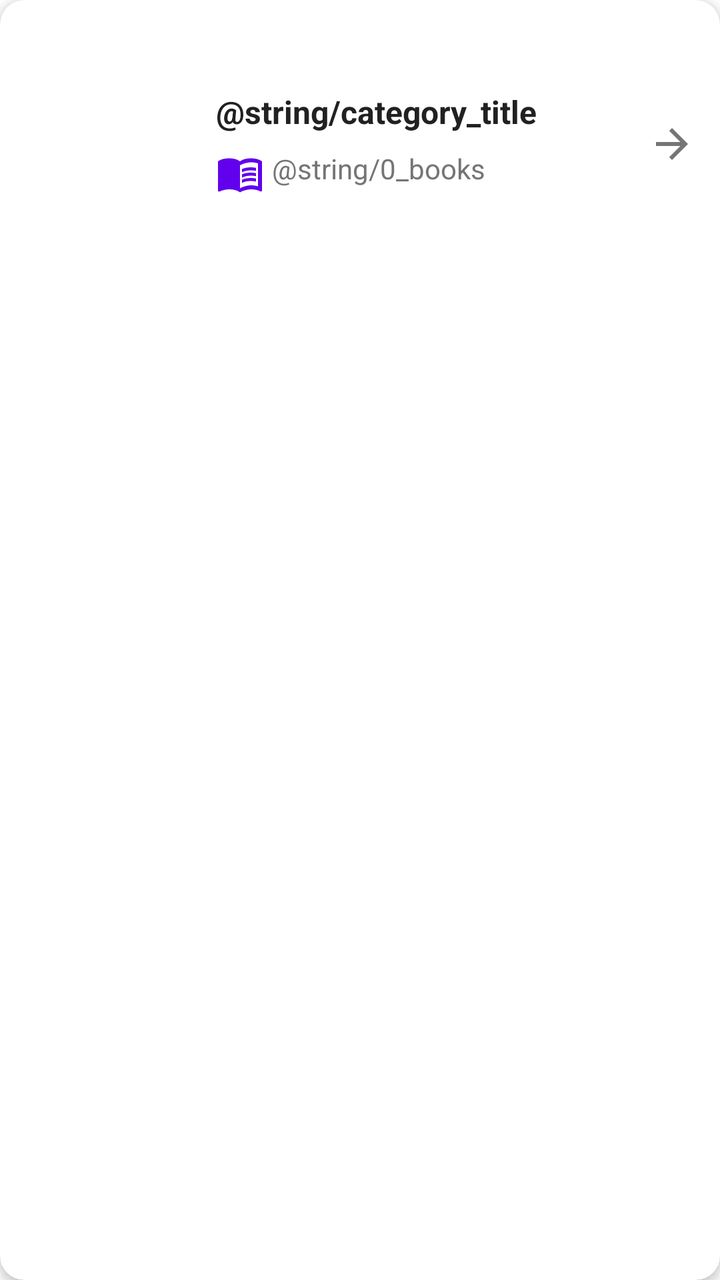
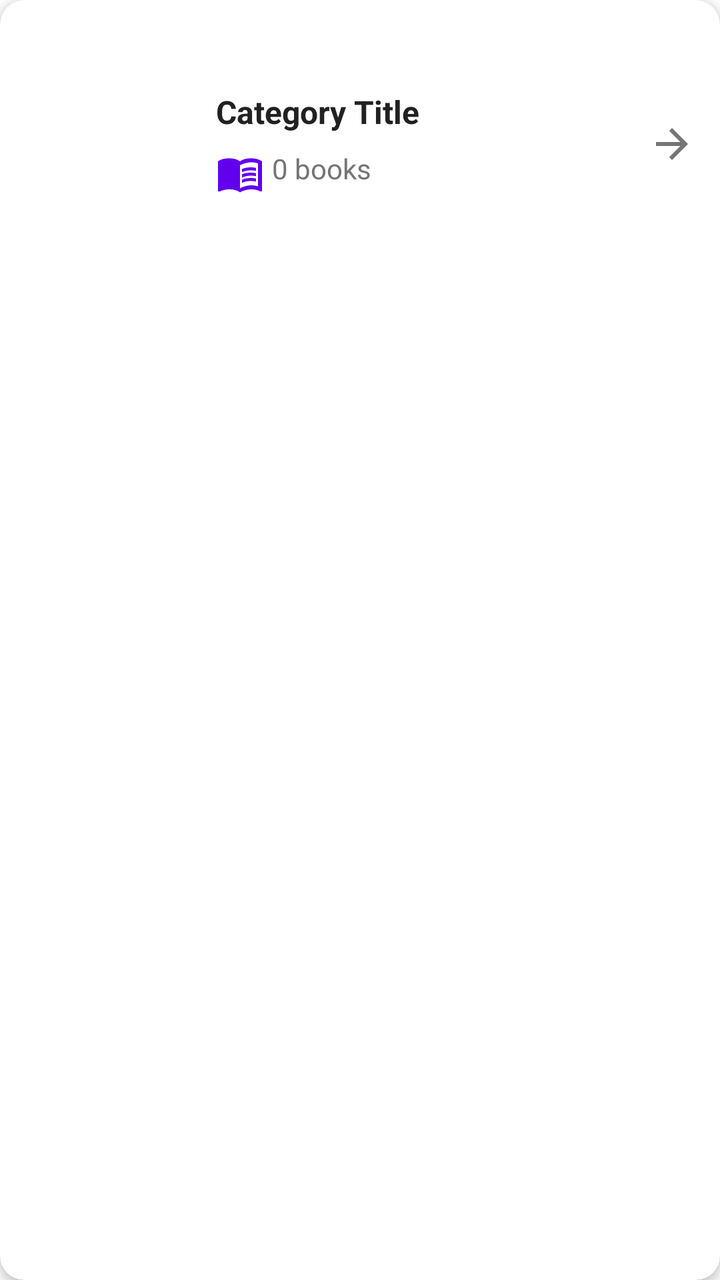

Screens rendered from an Android XML layout before and after an edit, with the pre-edit source and the edit as a unified diff.
<!-- AndroidManifest.xml: application theme Theme.MyApplication -->
<!-- res/layout/item_listopia.xml -->
<?xml version='1.0' encoding='utf-8'?>
<com.google.android.material.card.MaterialCardView xmlns:android="http://schemas.android.com/apk/res/android" xmlns:app="http://schemas.android.com/apk/res-auto" android:id="@+id/listopiaCard" android:layout_width="match_parent" android:layout_height="wrap_content" android:layout_margin="8dp" app:cardCornerRadius="12dp" app:cardElevation="3dp" android:clickable="true" android:focusable="true" android:foreground="?android:attr/selectableItemBackground">

    <LinearLayout android:layout_width="match_parent" android:layout_height="wrap_content" android:orientation="horizontal" android:padding="12dp">

        
        <com.google.android.material.card.MaterialCardView android:layout_width="80dp" android:layout_height="120dp" app:cardCornerRadius="8dp" app:cardElevation="0dp">

            <ImageView android:id="@+id/thumbnailImage" android:layout_width="match_parent" android:layout_height="match_parent" android:scaleType="centerCrop" android:contentDescription="Category thumbnail" />

        </com.google.android.material.card.MaterialCardView>

        
        <LinearLayout android:layout_width="0dp" android:layout_height="wrap_content" android:layout_weight="1" android:layout_marginStart="16dp" android:layout_gravity="center_vertical" android:orientation="vertical">

            <TextView android:id="@+id/categoryTitle" android:layout_width="match_parent" android:layout_height="wrap_content" android:text="@string/category_title" android:textColor="#212121" android:textSize="16sp" android:textStyle="bold" android:maxLines="3" android:ellipsize="end" />

            <TextView android:id="@+id/bookCount" android:layout_width="wrap_content" android:layout_height="wrap_content" android:layout_marginTop="8dp" android:text="@string/0_books" android:textColor="#757575" android:textSize="14sp" android:drawableStart="@drawable/ic_book_open" android:drawablePadding="4dp" android:drawableTint="@color/purple_500" />

        </LinearLayout>

        
        <ImageView android:layout_width="24dp" android:layout_height="24dp" android:layout_gravity="center_vertical" android:layout_marginStart="8dp" android:src="@drawable/ic_arrow_forward" android:tint="#757575" android:contentDescription="View category" />

    </LinearLayout>

</com.google.android.material.card.MaterialCardView>
<!-- resources referenced by this layout -->
<resources>
  <color name="purple_500">#FF6200EE</color>
  <!-- drawable ic_arrow_forward (drawable) -->
  <vector xmlns:android="http://schemas.android.com/apk/res/android"
      android:width="24dp" android:height="24dp"
      android:viewportWidth="24" android:viewportHeight="24">
      <path android:fillColor="#000000"
          android:pathData="M12,4l-1.41,1.41L16.17,11H4v2h12.17l-5.58,5.59L12,20l8,-8z"/>
  </vector>
  <!-- drawable ic_book_open (drawable) -->
  <vector xmlns:android="http://schemas.android.com/apk/res/android"
      android:width="24dp"
      android:height="24dp"
      android:viewportWidth="24"
      android:viewportHeight="24"
      android:tint="?attr/colorControlNormal">
      <path
          android:fillColor="@android:color/white"
          android:pathData="M21,5c-1.11,-0.35 -2.33,-0.5 -3.5,-0.5c-1.95,0 -4.05,0.4 -5.5,1.5c-1.45,-1.1 -3.55,-1.5 -5.5,-1.5S2.45,4.9 1,6v14.65c0,0.25 0.25,0.5 0.5,0.5c0.1,0 0.15,-0.05 0.25,-0.05C3.1,20.45 5.05,20 6.5,20c1.95,0 4.05,0.4 5.5,1.5c1.35,-0.85 3.8,-1.5 5.5,-1.5c1.65,0 3.35,0.3 4.75,1.05c0.1,0.05 0.15,0.05 0.25,0.05c0.25,0 0.5,-0.25 0.5,-0.5V6C22.4,5.55 21.75,5.25 21,5zM21,18.5c-1.1,-0.35 -2.3,-0.5 -3.5,-0.5c-1.7,0 -4.15,0.65 -5.5,1.5V8c1.35,-0.85 3.8,-1.5 5.5,-1.5c1.2,0 2.4,0.15 3.5,0.5V18.5z"/>
      <path
          android:fillColor="@android:color/white"
          android:pathData="M17.5,10.5c0.88,0 1.73,0.09 2.5,0.26V9.24C19.21,9.09 18.36,9 17.5,9c-1.7,0 -3.24,0.29 -4.5,0.83v1.66C14.13,10.85 15.7,10.5 17.5,10.5z"/>
      <path
          android:fillColor="@android:color/white"
          android:pathData="M13,12.49v1.66c1.13,-0.64 2.7,-0.99 4.5,-0.99c0.88,0 1.73,0.09 2.5,0.26V11.9c-0.79,-0.15 -1.64,-0.24 -2.5,-0.24C15.8,11.66 14.26,11.96 13,12.49z"/>
      <path
          android:fillColor="@android:color/white"
          android:pathData="M17.5,14.33c-1.7,0 -3.24,0.29 -4.5,0.83v1.66c1.13,-0.64 2.7,-0.99 4.5,-0.99c0.88,0 1.73,0.09 2.5,0.26v-1.52C19.21,14.41 18.36,14.33 17.5,14.33z"/>
  </vector>
  <string name="0_books">0 books</string>
  <string name="category_title">Category Title</string>
  <style name="Theme.MyApplication" parent="Theme.MaterialComponents.Light.NoActionBar">
          
          <item name="colorPrimary">@color/purple_500</item>
          <item name="colorPrimaryVariant">@color/purple_700</item>
          <item name="colorOnPrimary">@color/white</item>
          
          <item name="colorSecondary">@color/teal_200</item>
          <item name="colorSecondaryVariant">@color/teal_700</item>
          <item name="colorOnSecondary">@color/black</item>
          
          <item name="android:statusBarColor">?attr/colorPrimaryVariant</item>
          
      </style>
  <color name="purple_700">#FF3700B3</color>
  <color name="white">#FFFFFFFF</color>
  <color name="teal_200">#FF03DAC5</color>
  <color name="teal_700">#FF018786</color>
  <color name="black">#FF000000</color>
</resources>

<!-- the commit's change to res/layout/item_listopia.xml (unified diff, before → after) -->
@@ -15,12 +15,14 @@
 
             <TextView android:id="@+id/categoryTitle" android:layout_width="match_parent" android:layout_height="wrap_content" android:text="@string/category_title" android:textColor="#212121" android:textSize="16sp" android:textStyle="bold" android:maxLines="3" android:ellipsize="end" />
 
-            <TextView android:id="@+id/bookCount" android:layout_width="wrap_content" android:layout_height="wrap_content" android:layout_marginTop="8dp" android:text="@string/0_books" android:textColor="#757575" android:textSize="14sp" android:drawableStart="@drawable/ic_book_open" android:drawablePadding="4dp" android:drawableTint="@color/purple_500" />
+            <TextView android:id="@+id/bookCount" android:layout_width="wrap_content" android:layout_height="wrap_content" android:layout_marginTop="8dp" android:text="@string/a0_books" android:textColor="#757575" android:textSize="14sp" android:drawableStart="@drawable/ic_book_open" android:drawablePadding="4dp" android:drawableTint="@color/purple_500" />
 
         </LinearLayout>
 
         
-        <ImageView android:layout_width="24dp" android:layout_height="24dp" android:layout_gravity="center_vertical" android:layout_marginStart="8dp" android:src="@drawable/ic_arrow_forward" android:tint="#757575" android:contentDescription="View category" />
+        <ImageView android:layout_width="24dp" android:layout_height="24dp" android:layout_gravity="center_vertical" android:layout_marginStart="8dp" android:src="@drawable/ic_arrow_forward"
+            android:contentDescription="View category"
+            app:tint="#757575" />
 
     </LinearLayout>
 
<!-- resource entries referenced after the edit -->
@@ -28,7 +28,7 @@
           android:fillColor="@android:color/white"
           android:pathData="M17.5,14.33c-1.7,0 -3.24,0.29 -4.5,0.83v1.66c1.13,-0.64 2.7,-0.99 4.5,-0.99c0.88,0 1.73,0.09 2.5,0.26v-1.52C19.21,14.41 18.36,14.33 17.5,14.33z"/>
   </vector>
-  <string name="0_books">0 books</string>
+  <string name="a0_books">0 books</string>
   <string name="category_title">Category Title</string>
   <style name="Theme.MyApplication" parent="Theme.MaterialComponents.Light.NoActionBar">
           
